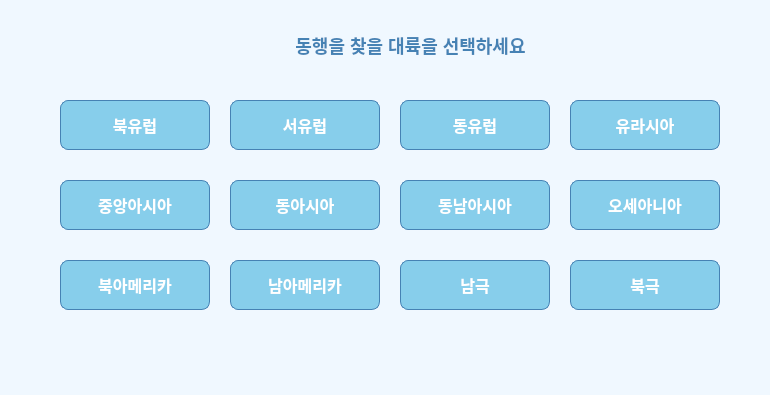
Old version of the form ChooseLand.ui in the repository YooSungSoo/MeEither.
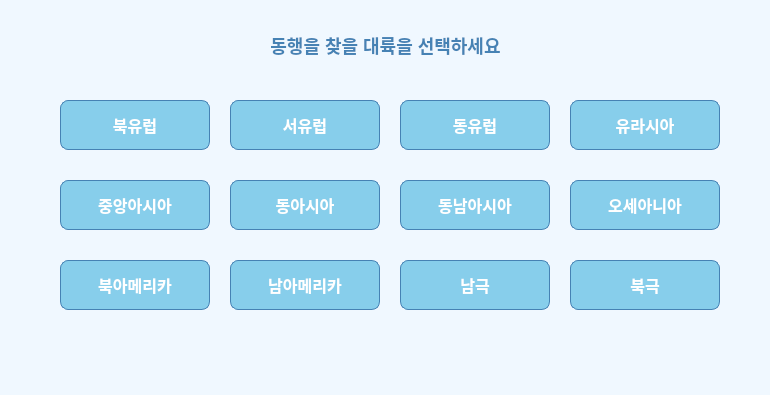
New version of the form.

What changed in the file:
```diff
--- a/ChooseLand.ui
+++ b/ChooseLand.ui
@@ -41,9 +41,9 @@
   <widget class="QLabel" name="headerLabel">
    <property name="geometry">
     <rect>
-     <x>170</x>
+     <x>150</x>
      <y>20</y>
-     <width>481</width>
+     <width>471</width>
      <height>50</height>
     </rect>
    </property>
```
